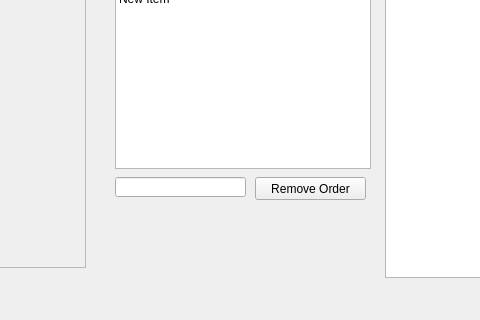
Above: MultipleDroneController.ui from thank4all/MultiDroneController before the change; both pictures show x 205 to 685 and y 353 to 673 of the 897 by 673 pixel window. Below: the same form after it.
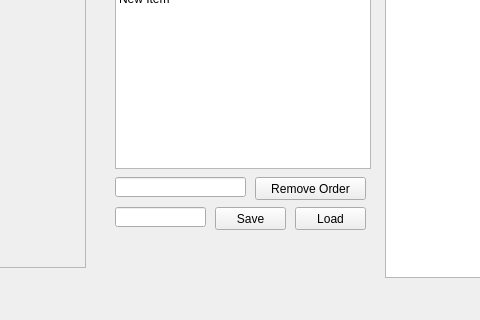
That is the form after the change.

Commit message: fix:script new line bug, sleep support float

The edit to the form file:
```diff
--- a/MultipleDroneController.ui
+++ b/MultipleDroneController.ui
@@ -435,6 +435,42 @@
      </rect>
     </property>
    </widget>
+   <widget class="QPushButton" name="Qt_OrderSave">
+    <property name="geometry">
+     <rect>
+      <x>420</x>
+      <y>560</y>
+      <width>71</width>
+      <height>23</height>
+     </rect>
+    </property>
+    <property name="text">
+     <string>Save</string>
+    </property>
+   </widget>
+   <widget class="QPushButton" name="Qt_OrderLoad">
+    <property name="geometry">
+     <rect>
+      <x>500</x>
+      <y>560</y>
+      <width>71</width>
+      <height>23</height>
+     </rect>
+    </property>
+    <property name="text">
+     <string>Load</string>
+    </property>
+   </widget>
+   <widget class="QLineEdit" name="Qt_Filename">
+    <property name="geometry">
+     <rect>
+      <x>320</x>
+      <y>560</y>
+      <width>91</width>
+      <height>20</height>
+     </rect>
+    </property>
+   </widget>
   </widget>
   <widget class="QMenuBar" name="menubar">
    <property name="geometry">
```
Left out of the diff: 6 changed lines with no effect on the pictures. The commit also changes 9 other files.
